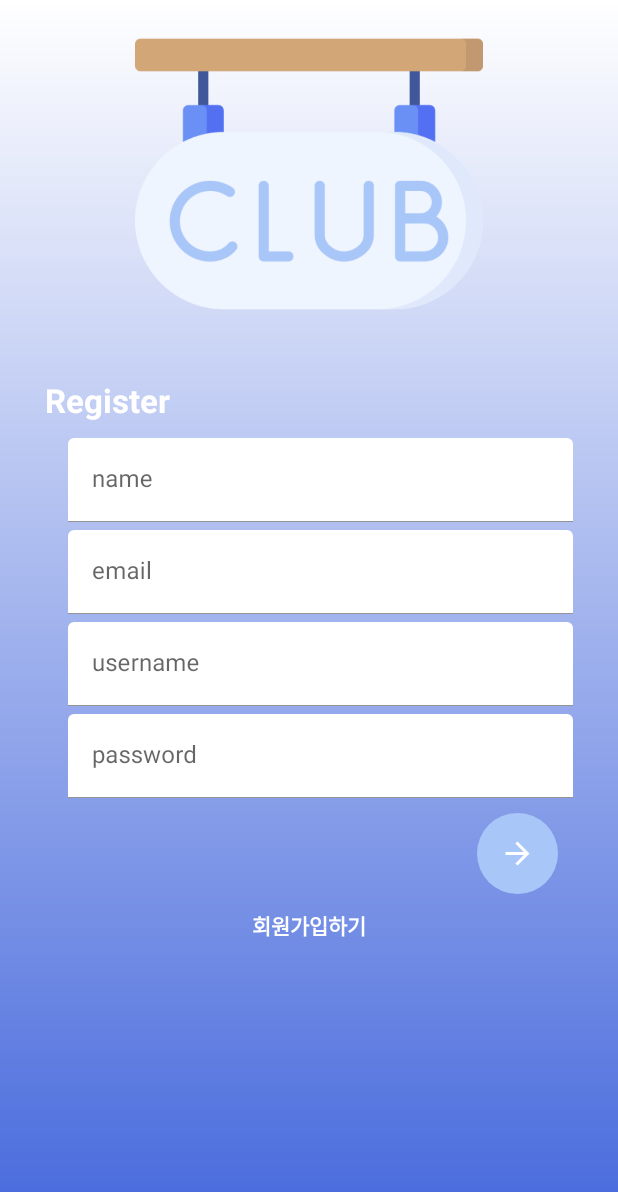
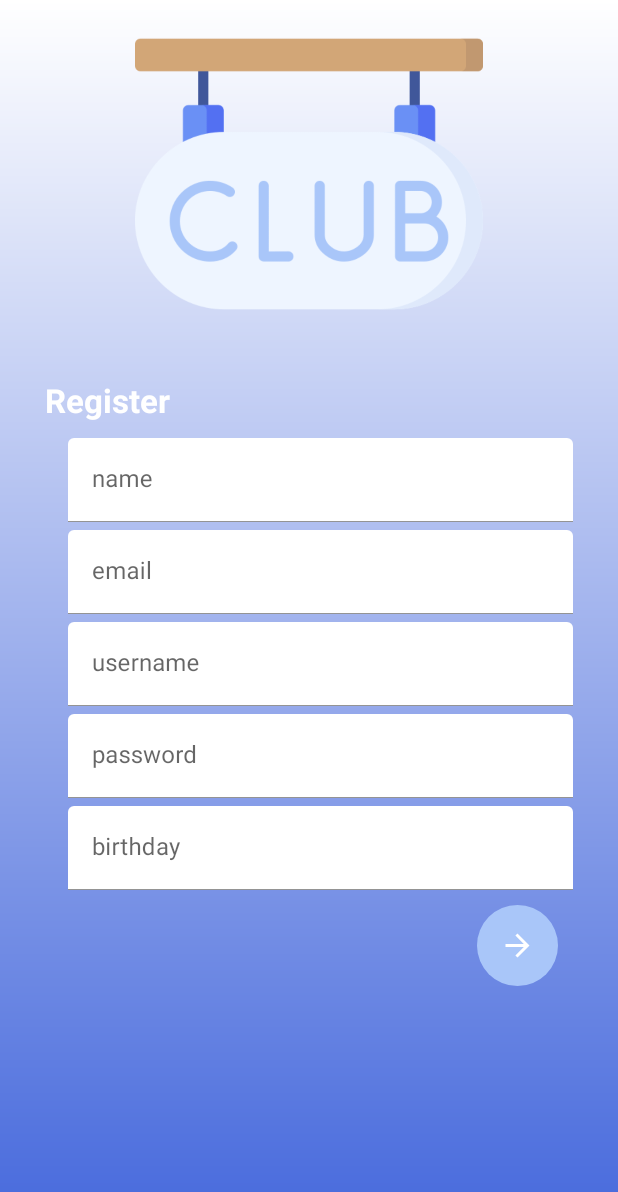
Before and after one commit to rkdtndk99/Carpool_app, an Android app: the screen it shows after launch (SignUpActivity), after a tap on an icon or button, on a phone screen of 412 x 824 dp. Shown: the top 1192 px of the screen. Run offline under Robolectric (Android 15) with nearby library versions, the phone set to English and light mode, and no system bars; libraries missing offline, so code that uses them is left out: com.kakao.auth, com.kakao.network, com.kakao.usermgmt, com.kakao.util; 4 statements that could not run were skipped.

```diff
--- a/app/src/main/java/com/example/everyClub/LandingActivity.java
+++ b/app/src/main/java/com/example/everyClub/LandingActivity.java
@@ -2,6 +2,7 @@ package com.example.everyClub;
 
 import android.content.Intent;
 import android.os.Bundle;
+import android.util.Log;
 import android.view.View;
 import android.widget.Button;
 import android.widget.TextView;
@@ -10,7 +11,7 @@ import androidx.appcompat.app.ActionBar;
 import androidx.appcompat.app.AppCompatActivity;
 
 public class LandingActivity extends AppCompatActivity {
-    String name,pic_uri,birthday, email;
+    String _userId, name, pic_uri, birthday, email;
 
     @Override
     protected void onCreate(Bundle savedInstanceState) {
@@ -30,10 +31,13 @@ public class LandingActivity extends AppCompatActivity {
             public void onClick(View v)
             {
                 Intent intent1 = new Intent(getApplicationContext(), MyClubActivity.class); // 새로운 창을 만들기위한 객체
+                _userId = intent.getStringExtra("_userId");
                 name = intent.getStringExtra("name");
                 email = intent.getStringExtra("email");
                 pic_uri = intent.getStringExtra("profile_pic");
                 birthday = intent.getStringExtra("birthday");
+                Log.i("_userId", _userId);
+                intent1.putExtra("_userId", _userId);
                 intent1.putExtra("name", name);
                 intent1.putExtra("email", email);
                 intent1.putExtra("profile_pic",pic_uri);
--- a/app/src/main/java/com/example/everyClub/RetrofitInterface.java
+++ b/app/src/main/java/com/example/everyClub/RetrofitInterface.java
@@ -1,7 +1,7 @@
 package com.example.everyClub;
 
 import com.example.everyClub.data.Table;
-import com.example.everyClub.login.LoginResult;
+import com.example.everyClub.login.User;
 import com.example.everyClub.data.Comment;
 
 import java.util.HashMap;
@@ -19,11 +19,11 @@ public interface RetrofitInterface {
     @POST("/user/kakao_create")
     Call<Void> executeKLogin(@Body HashMap<String, String> map);
 
+    @POST("/user/login")
+    Call<User> executeLogin(@Body HashMap<String, String> map);
+
     @POST("/user/create")
     Call<Void> executeSignup (@Body HashMap<String, String> map);
-
-    @POST("/user/login")
-    Call<LoginResult> executeLogin(@Body HashMap<String, String> map);
 
     @POST("/table/create")
     Call<Void> executeTableCreate (@Body HashMap<String, String> map);
--- a/app/src/main/java/com/example/everyClub/notice/NoticeDetailFragment.java
+++ b/app/src/main/java/com/example/everyClub/notice/NoticeDetailFragment.java
@@ -13,6 +13,7 @@ import android.widget.Button;
 import android.widget.EditText;
 import android.widget.ListView;
 import android.widget.TextView;
+import android.widget.Toast;
 
 import androidx.appcompat.app.ActionBar;
 import androidx.fragment.app.Fragment;
@@ -199,7 +200,6 @@ public class NoticeDetailFragment extends Fragment {
         HashMap<String, String> map = new HashMap<>();
         map.put("commentId", comment.get_id());
         map.put("name", name);
-        comment_list.remove(comment);
 
         Call<Void> call = retrofitInterface.executeCommentDelete(map);
 
@@ -207,7 +207,9 @@ public class NoticeDetailFragment extends Fragment {
             @Override
             public void onResponse(Call<Void> call, retrofit2.Response<Void> response) {
                 if (response.code() == 200) {
+                    Toast.makeText(getActivity().getApplicationContext(), "댓글 삭제 성공", Toast.LENGTH_SHORT);
                 } else if (response.code() == 400) {
+                    Toast.makeText(getActivity().getApplicationContext(), "내 댓글만 삭제 가능합니다.", Toast.LENGTH_SHORT);
                 }
             }
 
@@ -215,6 +217,6 @@ public class NoticeDetailFragment extends Fragment {
             public void onFailure(Call<Void> call, Throwable t) {
             }
         });
-        commentAdapter.notifyDataSetChanged();
+        handleLoadComment();
     }
 }
--- a/app/src/main/res/layout/layout_register.xml
+++ b/app/src/main/res/layout/layout_register.xml
@@ -76,6 +76,18 @@
             android:inputType="textPassword"/>
     </com.google.android.material.textfield.TextInputLayout>
 
+    <com.google.android.material.textfield.TextInputLayout
+        android:id="@+id/textInputBirthday"
+        style="@style/parent.TextLayout"
+        android:layout_marginTop="@dimen/signup_text_margin_top">
+        <EditText
+            android:id="@+id/signBirthday"
+            style="@style/modifiedEditText"
+            android:hint="birthday"
+            android:maxLines="1"
+            android:inputType="date"/>
+    </com.google.android.material.textfield.TextInputLayout>
+
     <ImageView
         android:layout_width="wrap_content"
         android:layout_height="wrap_content"
@@ -84,13 +96,6 @@
         android:layout_gravity="right"
         android:padding="10dp"/>
 
-    <TextView
-        android:layout_width="match_parent"
-        android:layout_height="wrap_content"
-        android:gravity="center"
-        android:textStyle="bold"
-        android:textColor="@color/white"
-        android:textSize="14sp"
-        android:text="회원가입하기"/>
+
 
 </LinearLayout>
```
Also changed, not shown: app/src/main/java/com/example/everyClub/MyClubActivity.java (+6 -2 lines), app/src/main/java/com/example/everyClub/NoticeFragment.java (+7 -11 lines), app/src/main/java/com/example/everyClub/data/Table.java (+6 -17 lines), app/src/main/java/com/example/everyClub/login/LoginResult.java (deleted, +0 -16 lines), app/src/main/java/com/example/everyClub/login/MainActivity.java (+8 -9 lines), app/src/main/java/com/example/everyClub/login/User.java (added, +40 -0 lines).
